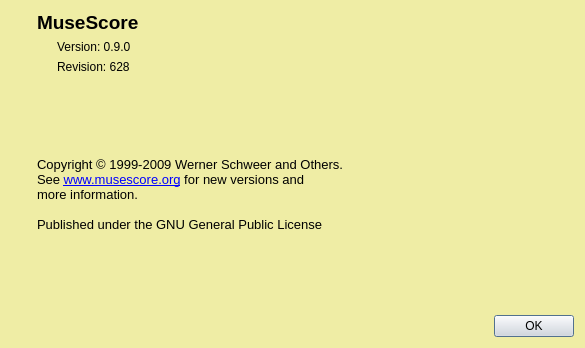
This is mscore/mscore/aboutbox.ui in musescore/musescore-old as Qt 5 draws it before an edit. The edited form follows.
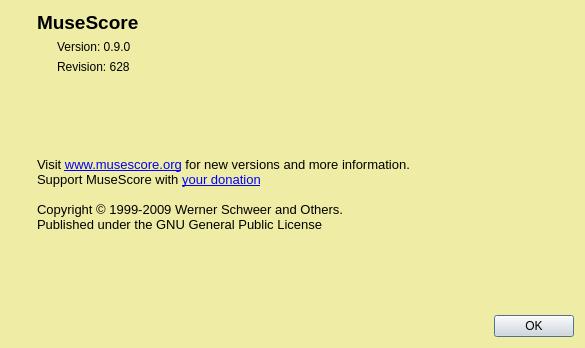
This is the edited form. Icons and pictures are not drawn.

Commit message: add donate link to about box, links are now clickable.

```diff
--- a/mscore/mscore/aboutbox.ui
+++ b/mscore/mscore/aboutbox.ui
@@ -582,10 +582,11 @@
 &lt;html&gt;&lt;head&gt;&lt;meta name=&quot;qrichtext&quot; content=&quot;1&quot; /&gt;&lt;style type=&quot;text/css&quot;&gt;
 p, li { white-space: pre-wrap; }
 &lt;/style&gt;&lt;/head&gt;&lt;body style=&quot; font-family:'MS Shell Dlg 2'; font-size:8.25pt; font-weight:400; font-style:normal;&quot;&gt;
-&lt;p style=&quot; margin-top:0px; margin-bottom:0px; margin-left:0px; margin-right:0px; -qt-block-indent:0; text-indent:0px;&quot;&gt;&lt;span style=&quot; font-family:'Arial'; font-size:10pt;&quot;&gt;Copyright &lt;/span&gt;&lt;span style=&quot; font-size:10pt;&quot;&gt;©&lt;/span&gt;&lt;span style=&quot; font-family:'Arial'; font-size:10pt;&quot;&gt; 1999-2009 Werner Schweer and Others. &lt;/span&gt;&lt;/p&gt;
-&lt;p style=&quot; margin-top:0px; margin-bottom:0px; margin-left:0px; margin-right:0px; -qt-block-indent:0; text-indent:0px;&quot;&gt;&lt;span style=&quot; font-family:'Arial'; font-size:10pt;&quot;&gt;See &lt;/span&gt;&lt;a href=&quot;http://www.musescore.org/&quot;&gt;&lt;span style=&quot; font-size:10pt; text-decoration: underline; color:#0000ff;&quot;&gt;www.musescore.org&lt;/span&gt;&lt;/a&gt;&lt;span style=&quot; font-family:'Arial'; font-size:10pt;&quot;&gt; for new versions and&lt;/span&gt;&lt;/p&gt;
-&lt;p style=&quot; margin-top:0px; margin-bottom:0px; margin-left:0px; margin-right:0px; -qt-block-indent:0; text-indent:0px;&quot;&gt;&lt;span style=&quot; font-family:'Arial'; font-size:10pt;&quot;&gt;more information.&lt;/span&gt;&lt;/p&gt;
+&lt;p style=&quot; margin-top:0px; margin-bottom:0px; margin-left:0px; margin-right:0px; -qt-block-indent:0; text-indent:0px;&quot;&gt;&lt;span style=&quot; font-family:'Arial'; font-size:10pt;&quot;&gt;Visit &lt;/span&gt;&lt;a href=&quot;http://www.musescore.org/&quot;&gt;&lt;span style=&quot; font-size:10pt; text-decoration: underline; color:#0000ff;&quot;&gt;www.musescore.org&lt;/span&gt;&lt;/a&gt;&lt;span style=&quot; font-family:'Arial'; font-size:10pt;&quot;&gt; for new versions and more information.&lt;/span&gt;&lt;/p&gt;
+&lt;p style=&quot; margin-top:0px; margin-bottom:0px; margin-left:0px; margin-right:0px; -qt-block-indent:0; text-indent:0px;&quot;&gt;&lt;span style=&quot; font-family:'Arial'; font-size:10pt;&quot;&gt;Support MuseScore with &lt;/span&gt;&lt;a href=&quot;http://www.musescore.org/en/donate&quot;&gt;&lt;span style=&quot; font-size:10pt; text-decoration: underline; color:#0000ff;&quot;&gt;your donation&lt;/span&gt;&lt;/a&gt;&lt;/p&gt;
+
 &lt;p style=&quot;-qt-paragraph-type:empty; margin-top:0px; margin-bottom:0px; margin-left:0px; margin-right:0px; -qt-block-indent:0; text-indent:0px; font-family:'Arial'; font-size:10pt;&quot;&gt;&lt;/p&gt;
+&lt;p style=&quot; margin-top:0px; margin-bottom:0px; margin-left:0px; margin-right:0px; -qt-block-indent:0; text-indent:0px;&quot;&gt;&lt;span style=&quot; font-family:'Arial'; font-size:10pt;&quot;&gt;Copyright &lt;/span&gt;&lt;span style=&quot; font-size:10pt;&quot;&gt;©&lt;/span&gt;&lt;span style=&quot; font-family:'Arial'; font-size:10pt;&quot;&gt; 1999-2009 Werner Schweer and Others. &lt;/span&gt;&lt;/p&gt;
 &lt;p style=&quot; margin-top:0px; margin-bottom:0px; margin-left:0px; margin-right:0px; -qt-block-indent:0; text-indent:0px;&quot;&gt;&lt;span style=&quot; font-family:'Arial'; font-size:10pt;&quot;&gt;Published under the GNU General Public License&lt;/span&gt;&lt;/p&gt;&lt;/body&gt;&lt;/html&gt;</string>
          </property>
          <property name="wordWrap">
```
Left out of the diff: 3 changed lines with no effect on the pictures. The commit also changes 1 other file.
